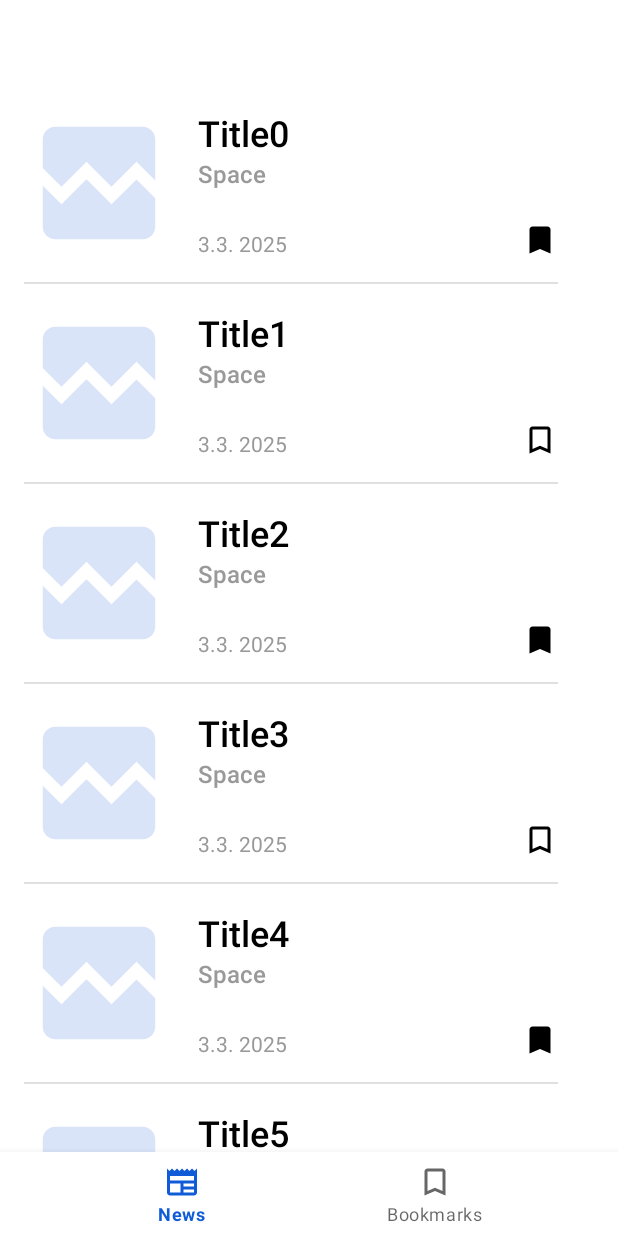
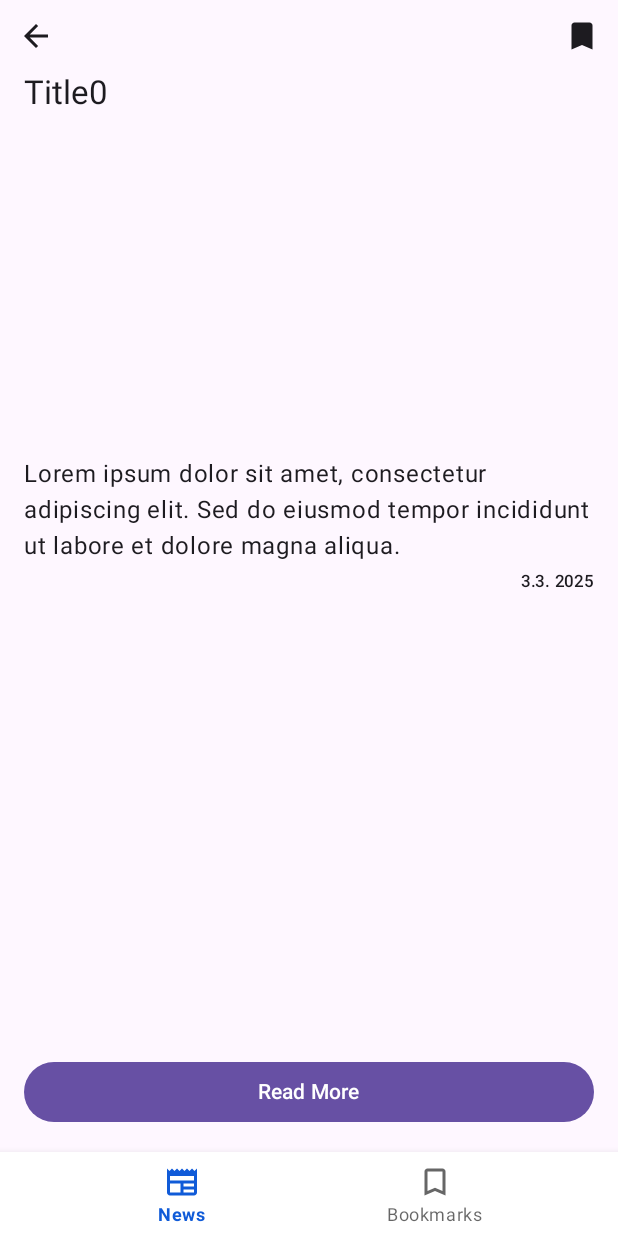
Before and after one commit to MaderaJan/space_lecture, an Android app built with Jetpack Compose: the screen it shows after launch (MainActivity), after a tap on an icon or button, on a phone screen of 412 x 824 dp. Run offline under Robolectric (Android 15) with nearby library versions, the phone set to English and light mode, and no system bars; pictures from the network do not load.

Commit message:
4. Lecture - End

```diff
--- a/app/src/main/java/com/maderajan/spacelecture/repository/SpaceNewsRepository.kt
+++ b/app/src/main/java/com/maderajan/spacelecture/repository/SpaceNewsRepository.kt
@@ -12,8 +12,8 @@ class SpaceNewsRepository {
                 SpaceNews(
                     id = it.toLong(),
                     title = "Title$it",
-                    summary = "",
-                    url = "",
+                    summary = "Lorem ipsum dolor sit amet, consectetur adipiscing elit. Sed do eiusmod tempor incididunt ut labore et dolore magna aliqua.",
+                    url = "https://picsum.photos/200/300",
                     newsSite = "Space",
                     imageUrl = "https://picsum.photos/200/300",
                     publishedAt = "3.3. 2025",
--- a/app/src/main/java/com/maderajan/spacelecture/ui/detail/SpaceDetail.kt
+++ b/app/src/main/java/com/maderajan/spacelecture/ui/detail/SpaceDetail.kt
@@ -16,13 +16,16 @@ import androidx.compose.material.icons.automirrored.filled.ArrowBack
 import androidx.compose.material3.Button
 import androidx.compose.material3.Icon
 import androidx.compose.material3.IconButton
+import androidx.compose.material3.MaterialTheme
 import androidx.compose.material3.Scaffold
 import androidx.compose.material3.Text
 import androidx.compose.runtime.Composable
+import androidx.compose.ui.Alignment
 import androidx.compose.ui.Modifier
 import androidx.compose.ui.draw.clip
 import androidx.compose.ui.layout.ContentScale
 import androidx.compose.ui.platform.LocalContext
+import androidx.compose.ui.res.painterResource
 import androidx.compose.ui.res.stringResource
 import androidx.compose.ui.tooling.preview.Preview
 import androidx.compose.ui.unit.dp
@@ -36,7 +39,6 @@ import com.maderajan.spacelecture.R
 import com.maderajan.spacelecture.data.SpaceNews
 import com.maderajan.spacelecture.util.launchCustomChromeTab
 
-// TODO 8. (S) Space Detail Screen
 @Composable
 fun SpaceDetail(
     news: SpaceNews,
@@ -49,6 +51,7 @@ fun SpaceDetail(
         topBar = {
             SpaceToolbar(
                 title = news.title,
+                bookmarked = news.isBookmarked,
                 onArrowBackClicked = onArrowBackClicked,
                 onBookmarkClicked = onBookmarkClicked
             )
@@ -78,10 +81,10 @@ fun SpaceDetail(
     )
 }
 
-// TODO 9. (S) SpaceToolbar viz presentation
 @Composable
 fun SpaceToolbar(
     title: String,
+    bookmarked: Boolean,
     onArrowBackClicked: () -> Unit,
     onBookmarkClicked: () -> Unit
 ) {
@@ -98,17 +101,36 @@ fun SpaceToolbar(
                     )
                 }
             )
+
             Spacer(modifier = Modifier.weight(1f))
-            // TODO Hint: R.drawable.ic_bookmark
-            //        IconButton() { }
+
+            IconButton(
+                onClick = {
+                    onBookmarkClicked()
+                },
+                content = {
+                    Icon(
+                        painter = painterResource(
+                            if (bookmarked) {
+                                R.drawable.ic_bookmark_filled
+                            } else {
+                                R.drawable.ic_bookmark
+                            }
+                        ),
+                        contentDescription = null
+                    )
+                }
+            )
         }
 
-        // TODO Hint: style = MaterialTheme.typography.titleLarge
-        // TODO Text(text = title)
+        Text(
+            text = title,
+            style = MaterialTheme.typography.titleLarge,
+            modifier = Modifier.padding(start = 16.dp)
+        )
     }
 }
 
-// TODO 10 (S) Space Detail content viz presentation
 @Composable
 fun SpaceDetailContent(
     news: SpaceNews,
@@ -143,13 +165,23 @@ fun SpaceDetailContent(
                 .height(200.dp)
         )
 
-        // TODO Hint: style = MaterialTheme.typography.titleSmall,
-        // TODO Hint: news.newsSite
-        // Text
+        Text(
+            text = news.summary,
+            style = MaterialTheme.typography.bodyLarge,
+            modifier = Modifier.padding(
+                top = 8.dp,
+                start = 16.dp,
+                end = 16.dp,
+            )
+        )
 
-        // TODO HINT style = MaterialTheme.typography.bodyLarge,
-        // TODO HINT: news.summary,
-        // Text
+        Text(
+            text = news.publishedAt,
+            style = MaterialTheme.typography.labelSmall,
+            modifier = Modifier
+                .align(Alignment.End)
+                .padding(vertical = 4.dp, horizontal = 16.dp),
+        )
     }
 }
 
--- a/app/src/main/java/com/maderajan/spacelecture/ui/detail/SpaceDetailFragment.kt
+++ b/app/src/main/java/com/maderajan/spacelecture/ui/detail/SpaceDetailFragment.kt
@@ -1,16 +1,31 @@
 package com.maderajan.spacelecture.ui.detail
 
-// TODO 1. Create Space Detail Fragment
-// TODO 2. Register in navigation
-class SpaceDetailFragment
+import android.os.Bundle
+import android.view.LayoutInflater
+import android.view.View
+import android.view.ViewGroup
+import androidx.compose.ui.platform.ComposeView
+import androidx.fragment.app.Fragment
+import androidx.navigation.fragment.findNavController
+import androidx.navigation.fragment.navArgs
 
-    // TODO 6. Uncomment for getting arguments from fragment
-//    private val args: SpaceDetailFragmentArgs by navArgs()
+class SpaceDetailFragment : Fragment() {
 
-// TODO 6. Uncomment onCreateView
-//    override fun onCreateView(inflater: LayoutInflater, container: ViewGroup?, savedInstanceState: Bundle?): View =
-//        ComposeView(requireContext()).apply {
-//            setContent {
-//                // SpaceDetail
-//            }
-//        }
+    private val args: SpaceDetailFragmentArgs by navArgs()
+
+    override fun onCreateView(inflater: LayoutInflater, container: ViewGroup?, savedInstanceState: Bundle?): View =
+        ComposeView(requireContext()).apply {
+            this.setContent {
+                SpaceDetail(
+                    news = args.news,
+                    onArrowBackClicked = {
+                        findNavController()
+                            .navigateUp()
+                    },
+                    onBookmarkClicked = {
+
+                    }
+                )
+            }
+        }
+}
--- a/app/src/main/java/com/maderajan/spacelecture/ui/list/SpaceListFragment.kt
+++ b/app/src/main/java/com/maderajan/spacelecture/ui/list/SpaceListFragment.kt
@@ -5,6 +5,7 @@ import android.view.LayoutInflater
 import android.view.View
 import android.view.ViewGroup
 import androidx.fragment.app.Fragment
+import androidx.navigation.fragment.findNavController
 import androidx.recyclerview.widget.LinearLayoutManager
 import com.maderajan.spacelecture.databinding.FragmentSpaceListBinding
 import com.maderajan.spacelecture.repository.SpaceNewsRepository
@@ -25,8 +26,13 @@ class SpaceListFragment : Fragment() {
         binding.recyclerView.layoutManager = LinearLayoutManager(requireContext())
 
         val adapter = SpaceListAdapter(
-            onItemClicked = {
-                // TODO 7. Navigate to SpaceDetail with args
+            onItemClicked = { item ->
+                findNavController()
+                    .navigate(
+                        SpaceListFragmentDirections.actionSpaceListFragmentToSpaceDetailFragment(
+                            news = item
+                        )
+                    )
             }, onBookMarkClicked = {
                 // ...
             }
--- a/app/src/main/res/navigation/nav_graph.xml
+++ b/app/src/main/res/navigation/nav_graph.xml
@@ -7,10 +7,19 @@
     <fragment
         android:id="@+id/spaceListFragment"
         android:name="com.maderajan.spacelecture.ui.list.SpaceListFragment"
-        android:label="SpaceListFragment" />
+        android:label="SpaceListFragment" >
+        <action
+            android:id="@+id/action_spaceListFragment_to_spaceDetailFragment"
+            app:destination="@id/spaceDetailFragment" />
+    </fragment>
 
-<!--    // TODO 3. Register Space List Detail -->
-<!--    // TODO 4. Create Direction to SpaceDetail -->
-<!--    // TODO 5. Add Safe args type of SpaceNews -->
+    <fragment
+        android:id="@+id/spaceDetailFragment"
+        android:name="com.maderajan.spacelecture.ui.detail.SpaceDetailFragment"
+        android:label="SpaceDetailFragment" >
+        <argument
+            android:name="news"
+            app:argType="com.maderajan.spacelecture.data.SpaceNews" />
+    </fragment>
 
 </navigation>
```
